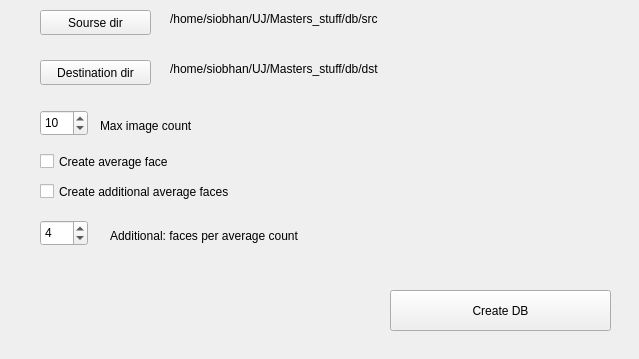
This is dbcreationwindow.ui in Platash/Reco_3 as Qt 5 draws it before an edit. The edited form follows.
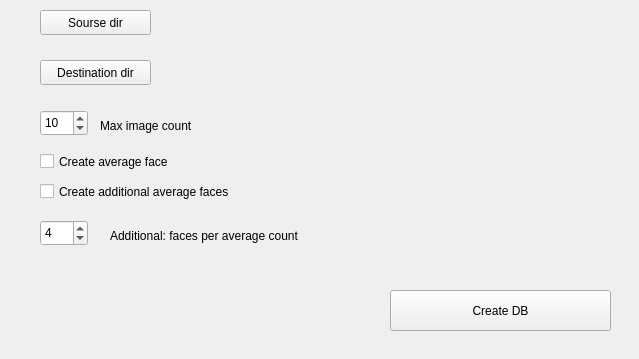
This is the edited form.

```diff
--- a/dbcreationwindow.ui
+++ b/dbcreationwindow.ui
@@ -129,7 +129,7 @@
     </rect>
    </property>
    <property name="text">
-    <string>/home/siobhan/UJ/Masters_stuff/db/src</string>
+    <string/>
    </property>
   </widget>
   <widget class="QLabel" name="l_dst">
@@ -142,15 +142,15 @@
     </rect>
    </property>
    <property name="text">
-    <string>/home/siobhan/UJ/Masters_stuff/db/dst</string>
+    <string/>
    </property>
   </widget>
   <widget class="QLabel" name="l_info">
    <property name="geometry">
     <rect>
-     <x>360</x>
-     <y>120</y>
-     <width>261</width>
+     <x>40</x>
+     <y>280</y>
+     <width>311</width>
      <height>51</height>
     </rect>
    </property>
```
